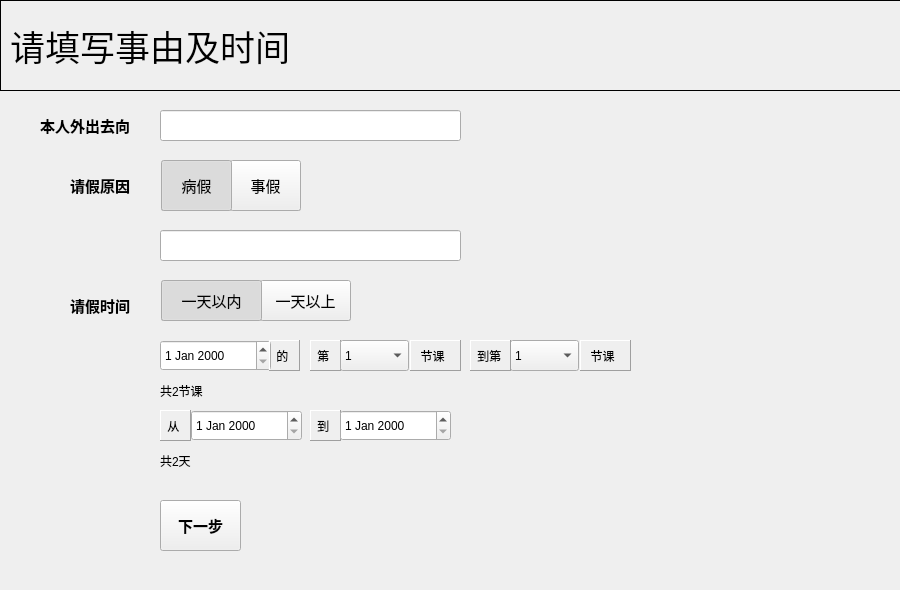
liushui446/clock_in_system, file modules/gui/src/module/edit/TakeLeaveDialog.ui: the form before one commit.
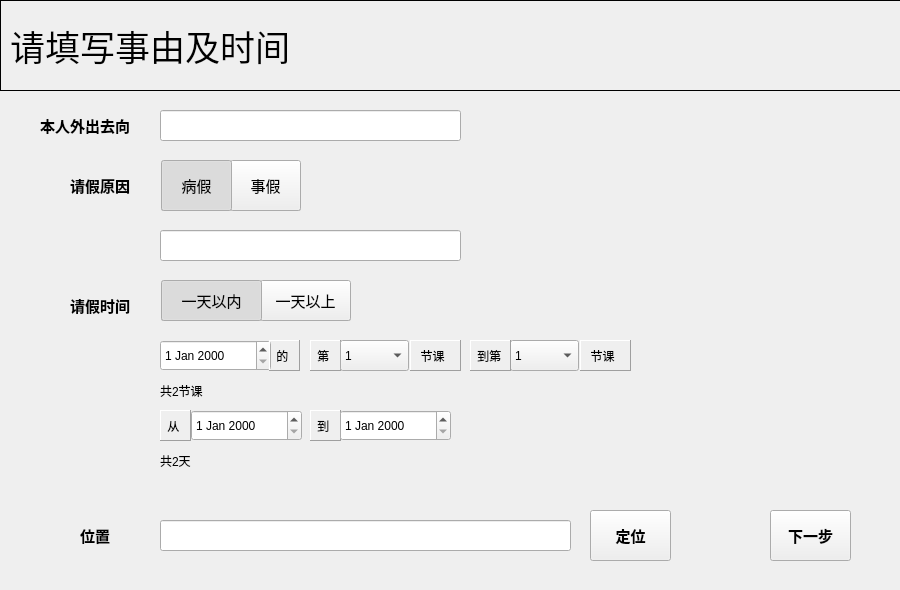
The form after the commit.

The edit to the form file:
```diff
--- a/modules/gui/src/module/edit/TakeLeaveDialog.ui
+++ b/modules/gui/src/module/edit/TakeLeaveDialog.ui
@@ -34,8 +34,8 @@
    <widget class="QToolButton" name="toolButton_look">
     <property name="geometry">
      <rect>
-      <x>160</x>
-      <y>410</y>
+      <x>770</x>
+      <y>420</y>
       <width>81</width>
       <height>51</height>
      </rect>
@@ -571,6 +571,56 @@
      </property>
     </widget>
    </widget>
+   <widget class="QLineEdit" name="lineEdit_3">
+    <property name="geometry">
+     <rect>
+      <x>160</x>
+      <y>430</y>
+      <width>411</width>
+      <height>31</height>
+     </rect>
+    </property>
+   </widget>
+   <widget class="QLabel" name="label_13">
+    <property name="geometry">
+     <rect>
+      <x>80</x>
+      <y>430</y>
+      <width>41</width>
+      <height>31</height>
+     </rect>
+    </property>
+    <property name="font">
+     <font>
+      <pointsize>11</pointsize>
+      <weight>75</weight>
+      <bold>true</bold>
+     </font>
+    </property>
+    <property name="text">
+     <string>位置</string>
+    </property>
+   </widget>
+   <widget class="QToolButton" name="toolButton_position">
+    <property name="geometry">
+     <rect>
+      <x>590</x>
+      <y>420</y>
+      <width>81</width>
+      <height>51</height>
+     </rect>
+    </property>
+    <property name="font">
+     <font>
+      <pointsize>11</pointsize>
+      <weight>75</weight>
+      <bold>true</bold>
+     </font>
+    </property>
+    <property name="text">
+     <string>定位</string>
+    </property>
+   </widget>
   </widget>
   <widget class="QLabel" name="label_1">
    <property name="geometry">
```
